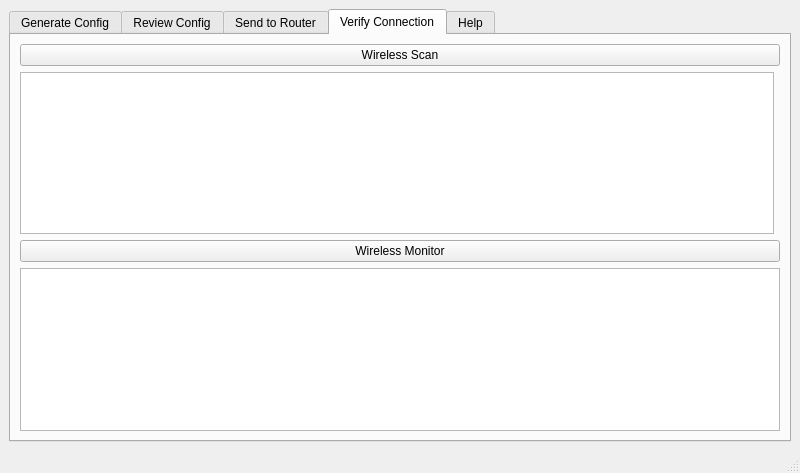
Old version of the form node_tool/gui/view/config.ui in the repository HamWAN/HamWAN-Node-Tool.
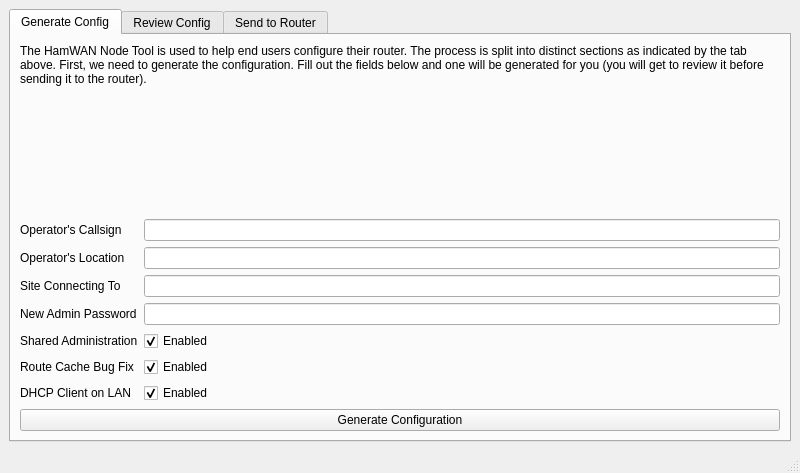
New version of the form. The open tabs and pages were chosen to show the change.

Commit message: Cleaned up UI by removing unfunctioning pages

What changed in the file:
```diff
--- a/node_tool/gui/view/config.ui
+++ b/node_tool/gui/view/config.ui
@@ -354,41 +354,6 @@
         </item>
        </layout>
       </widget>
-      <widget class="QWidget" name="verifyConnectionTab">
-       <property name="enabled">
-        <bool>true</bool>
-       </property>
-       <attribute name="title">
-        <string>Verify Connection</string>
-       </attribute>
-       <layout class="QGridLayout" name="gridLayout_5">
-        <item row="5" column="0" colspan="2">
-         <widget class="QTextBrowser" name="wirelessMonitorTextBrowser"/>
-        </item>
-        <item row="0" column="0" colspan="2">
-         <widget class="QPushButton" name="wirelessScanPushButton">
-          <property name="text">
-           <string>Wireless Scan</string>
-          </property>
-         </widget>
-        </item>
-        <item row="3" column="0" colspan="2">
-         <widget class="QPushButton" name="wirelessMonitorPushButton">
-          <property name="text">
-           <string>Wireless Monitor</string>
-          </property>
-         </widget>
-        </item>
-        <item row="1" column="0">
-         <widget class="QTextBrowser" name="wirelessScanTextBrowser"/>
-        </item>
-       </layout>
-      </widget>
-      <widget class="QWidget" name="helpTab">
-       <attribute name="title">
-        <string>Help</string>
-       </attribute>
-      </widget>
      </widget>
     </item>
    </layout>
```
Left out of the diff: 4 changed lines with no effect on the pictures.
